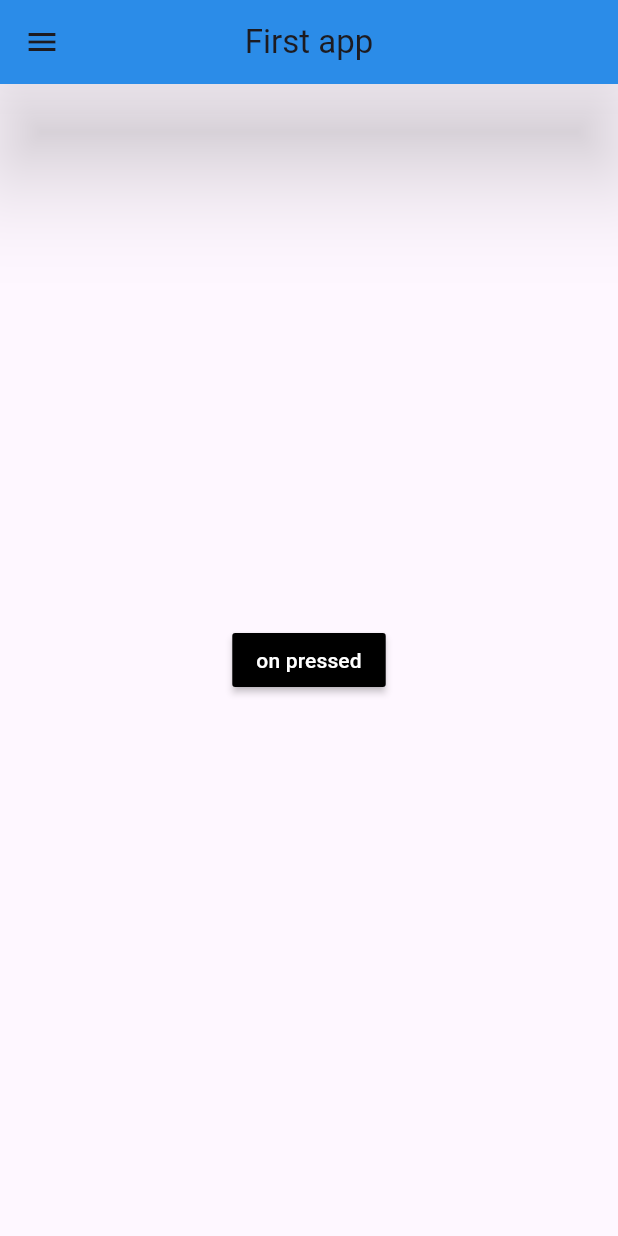
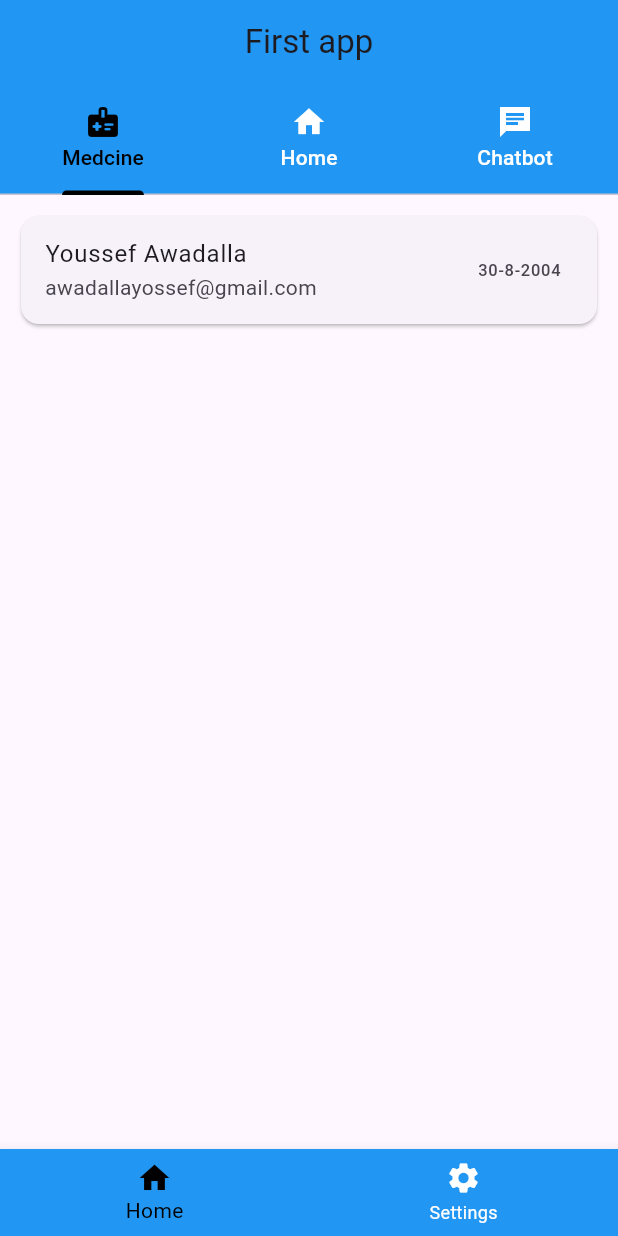
Before and after one commit to Youssef3082004/Learning_Dart, a Flutter app: the screen it shows after launch, on a phone screen of 412 x 824 dp. Run offline on Flutter 3.47's test engine with Material 3 defaults, Android fonts, the phone set to English and light mode, and no system bars.

Commit message:
Tabbar | PageView | BottomNavigitorBar | Costum Widget

```diff
--- /dev/null
+++ b/lib/custom.dart
@@ -0,0 +1,21 @@
+import 'package:flutter/material.dart';
+
+
+class MyWidget extends StatelessWidget {
+
+  final String? name;
+  final String? email;
+  final String? Date;
+
+  const MyWidget({super.key,required this.name,required this.email,required this.Date});
+
+  @override
+  Widget build(BuildContext context) {
+    return Card(child:
+    ListTile(title: Text(name!),
+    subtitle: Text(email!),
+    trailing: Text(Date!),
+
+    ));
+  }
+}
--- a/lib/main.dart
+++ b/lib/main.dart
@@ -1,7 +1,8 @@
 import 'package:flutter/material.dart';
+import 'custom.dart';
 
 void main() {
-  runApp(MyApp_stateful());
+  runApp(Tabbbar());
 }
 
 class MyApp extends StatelessWidget{
@@ -266,3 +267,88 @@ class _MyApp_stateful extends State<MyApp_stateful> {
   }
 
   }
+
+
+
+class Tabbbar extends StatefulWidget{
+  const Tabbbar({super.key});
+  @override
+  State<Tabbbar> createState() => _Tabbbar();
+}
+
+
+
+class _Tabbbar extends State<Tabbbar> with SingleTickerProviderStateMixin {
+
+  TabController? tabController;
+
+  @override
+  void initState(){
+    tabController = TabController(length: 3, vsync: this);
+    super.initState();
+  }
+  int selectedindex = 0;
+
+
+
+  @override
+  Widget build(BuildContext context) {
+
+    //! =============================================================== Tabbar ===========================================================
+
+    List<Tab> Tabs = [
+      Tab(text: "Medcine",icon: Icon(Icons.medical_information_rounded),),
+      Tab(text: "Home",icon: Icon(Icons.home),),
+      Tab(text: "Chatbot",icon: Icon(Icons.chat_sharp),)];
+
+    var Tabbar = TabBar(tabs:Tabs,indicatorColor: Colors.black,labelColor: Colors.black,unselectedLabelColor: Colors.white,controller: tabController,);
+
+
+    //! =============================================================== Tabbar Views ===========================================================
+
+    List<Tab> TabsView = [Tab(child: Column(children: [Text("Medcine"),MaterialButton(onPressed: () => tabController!.animateTo(1),child: Text("Go To Home"),)],)),
+    Tab(child: Text("Home"),),Tab(child: Text("Chatbot"),)];
+    var Tabview = TabBarView(children:TabsView,controller: tabController, );
+
+    //! =============================================================== Bottem Navigitor Bar ===========================================================
+    List<BottomNavigationBarItem> items = [
+      BottomNavigationBarItem(icon: Icon(Icons.home),label: "Home"),
+      BottomNavigationBarItem(icon: Icon(Icons.settings),label: "Settings"),
+    ];
+
+    var app_navbar = BottomNavigationBar(currentIndex: selectedindex,items: items,backgroundColor: Colors.blue,selectedItemColor: Colors.black,unselectedItemColor: Colors.white,onTap:(int val) =>Change_pages(val));
+    //! =============================================================== PageView ===========================================================
+    // PageView app_pageview = PageView(children: [Text("page 1"),Text("page 2")],reverse: true,onPageChanged: (value) => print(value),);
+
+    List<Text> widgets = [Text("page 1"),Text("page 2"),Text("page 3")];
+    PageView app_pageview = PageView.builder(itemCount: widgets.length,itemBuilder: (context, index) => widgets[index],);
+
+
+    //! =============================================================== Custom Widget ===========================================================
+
+    Column cw_row = Column(children: [MyWidget(name: "Youssef Awadalla", email: "awadallayossef@gmail.com", Date: "30-8-2004")],);
+
+
+    //! =============================================================== Appbar ===========================================================
+    AppBar appbarscreen = AppBar(title: Text("First app"),elevation: 0.0,centerTitle: true,backgroundColor: Colors.blue,shadowColor: Colors.black,bottom: Tabbar,);
+
+    //! =============================================================== Container ===========================================================
+    // BoxDecoration containerDecoration =BoxDecoration(color: Colors.green,borderRadius: BorderRadius.circular(90),border: Border.all(color: Colors.black,width: 1),boxShadow: [BoxShadow(color: Colors.black,offset: Offset(1, 5),blurRadius: 20,blurStyle: BlurStyle.solid)]) ;
+    // Container screencontainer = Container(padding: EdgeInsets.all(10),alignment:Alignment.center,child: Tabview,  );
+    Container screencontainer = Container(padding: EdgeInsets.all(10),alignment:Alignment.center,child: cw_row,  );
+
+
+
+
+    var mainapp = Scaffold(appBar: appbarscreen,body: Center(child:screencontainer),bottomNavigationBar: app_navbar,);
+    // DefaultTabController tabController = DefaultTabController(child:mainapp ,length: 3,);
+    return MaterialApp(home: mainapp);
+  }
+
+
+
+
+  void Change_pages(int val) => setState(() {
+    selectedindex = val;
+  });
+}
--- /dev/null
+++ b/lib/tabbar.dart
@@ -0,0 +1,52 @@
+import 'package:flutter/material.dart';
+
+void main(){
+  runApp(MyApp_stateful());
+}
+
+
+class MyApp_stateful extends StatefulWidget{
+  const MyApp_stateful({super.key});
+  @override
+  State<MyApp_stateful> createState() => _MyApp_stateful();
+}
+
+
+
+
+class _MyApp_stateful extends State<MyApp_stateful> with SingleTickerProviderStateMixin {
+
+
+    TabController? tabController;
+
+    @override
+    void initState(){
+      tabController = TabController(length: 3, vsync: this);
+      super.initState();
+    }
+
+  @override
+  Widget build(BuildContext context) {
+
+    //! =============================================================== Tabbar ===========================================================
+    List<Tab> Tabs = [
+      Tab(text: "Medcine",icon: Icon(Icons.medical_information_rounded),),
+      Tab(text: "Home",icon: Icon(Icons.home),),
+      Tab(text: "Chatbot",icon: Icon(Icons.chat_sharp),)];
+    var Tabbar = TabBar(tabs:Tabs,indicatorColor: Colors.black,labelColor: Colors.black,unselectedLabelColor: Colors.white,controller: tabController,);
+
+    //! =============================================================== Tabbar Views ===========================================================
+    List<Tab> TabsView = [Tab(child: Column(children: [Text("Medcine"),MaterialButton(onPressed: () => tabController!.animateTo(1),child: Text("Go To Home"),)],)),
+    Tab(child: Text("Home"),),Tab(child: Text("Chatbot"),)];
+    var Tabview = TabBarView(children:TabsView,controller: tabController, );
+
+    //! =============================================================== Appbar ===========================================================
+    AppBar appbarscreen = AppBar(title: Text("First app"),elevation: 30.0,centerTitle: true,backgroundColor: Colors.blue,shadowColor: Colors.black,bottom: Tabbar);
+
+    //! =============================================================== Container ===========================================================
+    Container screencontainer = Container(padding: EdgeInsets.all(10),alignment:Alignment.center,child: Tabview,  );
+    var mainapp = Scaffold(appBar: appbarscreen,body: Center(child:screencontainer));
+    // DefaultTabController tabController = DefaultTabController(child:mainapp ,length: 3,);
+    return MaterialApp(home: mainapp);
+  }
+}
```
